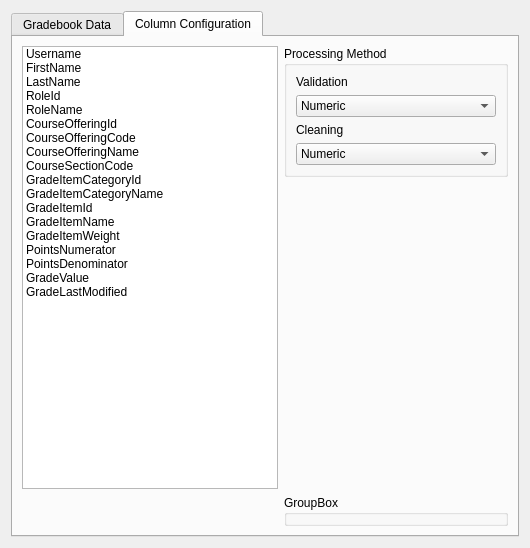
Above: spikes/qtdesigner/gradebook_tool.ui from hollydev/LCC_DataTool before the change. Below: the same form after it.
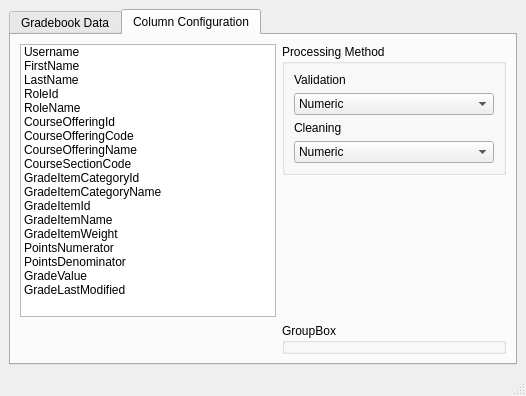
That is the form after the change.

Commit message: GUI read to be connected to program

The edit to the form file:
```diff
--- a/spikes/qtdesigner/gradebook_tool.ui
+++ b/spikes/qtdesigner/gradebook_tool.ui
@@ -1,23 +1,21 @@
 <?xml version="1.0" encoding="UTF-8"?>
 <ui version="4.0">
- <class>Dialog</class>
- <widget class="QDialog" name="Dialog">
+ <class>MainWindow</class>
+ <widget class="QMainWindow" name="MainWindow">
   <property name="geometry">
    <rect>
     <x>0</x>
     <y>0</y>
-    <width>528</width>
-    <height>548</height>
+    <width>514</width>
+    <height>396</height>
    </rect>
   </property>
   <property name="windowTitle">
    <string>Gradebook Parsing Tool</string>
   </property>
-  <property name="sizeGripEnabled">
-   <bool>false</bool>
-  </property>
+  <widget class="QWidget" name="centralwidget">
   <layout class="QGridLayout" name="gridLayout">
-   <item row="1" column="0">
+    <item row="0" column="0">
     <widget class="QTabWidget" name="tabWidget">
      <property name="tabPosition">
       <enum>QTabWidget::North</enum>
@@ -656,6 +654,8 @@
    </item>
   </layout>
  </widget>
+  <widget class="QStatusBar" name="statusbar"/>
+ </widget>
  <resources/>
  <connections>
   <connection>
```
Left out of the diff: 135 changed lines with no effect on the pictures. Lines whose indentation alone changed are shown as unchanged. The commit also changes 2 other files.
